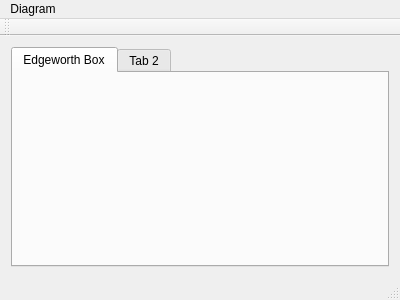
Above: code/app/MarketPlayer/mainwindow.ui from kottalovag/marketplayer before the change. Below: the same form after it.
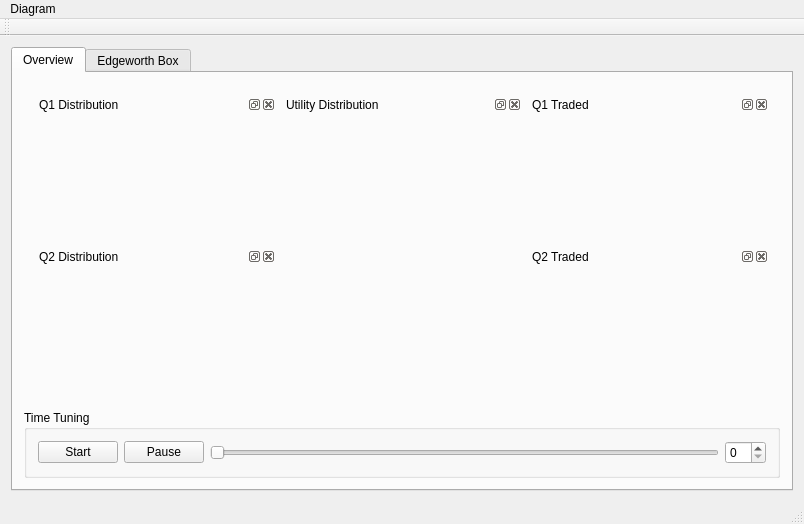
That is the form after the change. The open tabs and pages were chosen to show the change. Custom widgets are drawn as their Qt base class.

Commit message: [m] Edgeworth Box plot further customization; Introducing Overview tab; UI further development

Patch:
```diff
--- a/code/app/MarketPlayer/mainwindow.ui
+++ b/code/app/MarketPlayer/mainwindow.ui
@@ -6,32 +6,192 @@
    <rect>
     <x>0</x>
     <y>0</y>
-    <width>400</width>
-    <height>300</height>
+    <width>804</width>
+    <height>524</height>
    </rect>
   </property>
   <property name="windowTitle">
    <string>MainWindow</string>
   </property>
   <widget class="QWidget" name="centralWidget">
-   <layout class="QVBoxLayout" name="verticalLayout">
+   <layout class="QHBoxLayout" name="horizontalLayout_8">
     <item>
      <widget class="QTabWidget" name="tabWidget">
+      <property name="currentIndex">
+       <number>1</number>
+      </property>
+      <widget class="QWidget" name="tabOverview">
+       <attribute name="title">
+        <string>Overview</string>
+       </attribute>
+       <layout class="QVBoxLayout" name="verticalLayout_2">
+        <item>
+         <widget class="QWidget" name="widgetOverview" native="true">
+          <layout class="QGridLayout" name="gridLayout">
+           <item row="2" column="2">
+            <widget class="QDockWidget" name="dockWidgetQ2Traded">
+             <property name="windowTitle">
+              <string>Q2 Traded</string>
+             </property>
+             <widget class="QWidget" name="dockWidgetContents_7">
+              <layout class="QHBoxLayout" name="horizontalLayout_7">
+               <item>
+                <widget class="QCustomPlot" name="plotQ2Traded" native="true"/>
+               </item>
+              </layout>
+             </widget>
+            </widget>
+           </item>
+           <item row="2" column="0">
+            <widget class="QDockWidget" name="dockWidgetQ2Distribution">
+             <property name="windowTitle">
+              <string>Q2 Distribution</string>
+             </property>
+             <widget class="QWidget" name="dockWidgetContents_3">
+              <layout class="QHBoxLayout" name="horizontalLayout_6">
+               <item>
+                <widget class="QCustomPlot" name="plotQ2Distribution" native="true"/>
+               </item>
+              </layout>
+             </widget>
+            </widget>
+           </item>
+           <item row="1" column="1">
+            <widget class="QDockWidget" name="dockWidgetUtilityDistribution">
+             <property name="windowTitle">
+              <string>Utility Distribution</string>
+             </property>
+             <widget class="QWidget" name="dockWidgetContents_4">
+              <layout class="QHBoxLayout" name="horizontalLayout_3">
+               <item>
+                <widget class="QCustomPlot" name="plotUtilityDistribution" native="true"/>
+               </item>
+              </layout>
+             </widget>
+            </widget>
+           </item>
+           <item row="1" column="2">
+            <widget class="QDockWidget" name="dockWidgetQ1Traded">
+             <property name="windowTitle">
+              <string>Q1 Traded</string>
+             </property>
+             <widget class="QWidget" name="dockWidgetContents_6">
+              <layout class="QHBoxLayout" name="horizontalLayout_4">
+               <item>
+                <widget class="QCustomPlot" name="plotQ1Traded" native="true"/>
+               </item>
+              </layout>
+             </widget>
+            </widget>
+           </item>
+           <item row="1" column="0">
+            <widget class="QDockWidget" name="dockWidgetQ1Distribution">
+             <property name="windowTitle">
+              <string>Q1 Distribution</string>
+             </property>
+             <widget class="QWidget" name="dockWidgetContents_2">
+              <layout class="QHBoxLayout" name="horizontalLayout_5">
+               <item>
+                <widget class="QCustomPlot" name="plotQ1Distribution" native="true"/>
+               </item>
+              </layout>
+             </widget>
+            </widget>
+           </item>
+          </layout>
+         </widget>
+        </item>
+        <item>
+         <widget class="QGroupBox" name="groupBoxTimeTuning">
+          <property name="title">
+           <string>Time Tuning</string>
+          </property>
+          <layout class="QHBoxLayout" name="horizontalLayout">
+           <item>
+            <widget class="QPushButton" name="pushButtonStart">
+             <property name="text">
+              <string>Start</string>
+             </property>
+            </widget>
+           </item>
+           <item>
+            <widget class="QPushButton" name="pushButtonPause">
+             <property name="text">
+              <string>Pause</string>
+             </property>
+            </widget>
+           </item>
+           <item>
+            <widget class="QSlider" name="horizontalSliderTime">
+             <property name="orientation">
+              <enum>Qt::Horizontal</enum>
+             </property>
+            </widget>
+           </item>
+           <item>
+            <widget class="QSpinBox" name="spinBoxTime"/>
+           </item>
+          </layout>
+         </widget>
+        </item>
+       </layout>
+      </widget>
       <widget class="QWidget" name="tabEdgeworthBox">
        <attribute name="title">
         <string>Edgeworth Box</string>
        </attribute>
-       <layout class="QHBoxLayout" name="horizontalLayout_2">
+       <layout class="QVBoxLayout" name="verticalLayout">
         <item>
-         <widget class="QCustomPlot" name="edgeworthBoxPlot" native="true"/>
+         <widget class="QCustomPlot" name="plotEdgeworthBox" native="true">
+          <property name="sizePolicy">
+           <sizepolicy hsizetype="Preferred" vsizetype="Expanding">
+            <horstretch>0</horstretch>
+            <verstretch>0</verstretch>
+           </sizepolicy>
+          </property>
+         </widget>
+        </item>
+        <item>
+         <widget class="QGroupBox" name="groupBox">
+          <property name="sizePolicy">
+           <sizepolicy hsizetype="Preferred" vsizetype="Minimum">
+            <horstretch>0</horstretch>
+            <verstretch>0</verstretch>
+           </sizepolicy>
+          </property>
+          <property name="title">
+           <string>GroupBox</string>
+          </property>
+          <layout class="QHBoxLayout" name="horizontalLayout_2">
+           <item>
+            <widget class="QPushButton" name="pushButtonNext">
+             <property name="text">
+              <string>Next</string>
+             </property>
+            </widget>
+           </item>
+           <item>
+            <widget class="QLabel" name="labelProgress">
+             <property name="text">
+              <string>1/</string>
+             </property>
+            </widget>
+           </item>
+           <item>
+            <widget class="QProgressBar" name="progressBarRound">
+             <property name="value">
+              <number>0</number>
+             </property>
+             <property name="textVisible">
+              <bool>true</bool>
+             </property>
+            </widget>
+           </item>
+          </layout>
+         </widget>
         </item>
        </layout>
       </widget>
-      <widget class="QWidget" name="tab_2">
-       <attribute name="title">
-        <string>Tab 2</string>
-       </attribute>
-      </widget>
      </widget>
     </item>
    </layout>
@@ -41,7 +201,7 @@
     <rect>
      <x>0</x>
      <y>0</y>
-     <width>400</width>
+     <width>804</width>
      <height>21</height>
     </rect>
    </property>
```
The commit also changes 1 other file.
